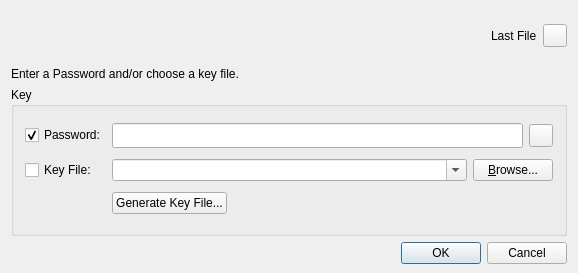
First picture: the form in src/forms/PasswordDlg.ui, repository diorcety/KeePassX, before the edit.
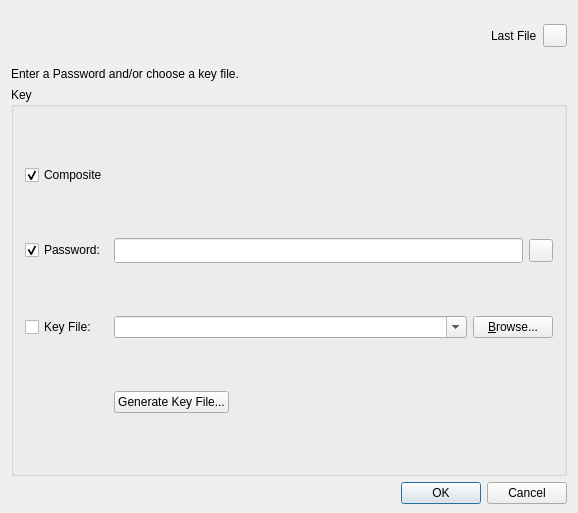
Second picture: the form after the edit.

The edit to the form file:
```diff
--- a/src/forms/PasswordDlg.ui
+++ b/src/forms/PasswordDlg.ui
@@ -1,12 +1,12 @@
 <ui version="4.0" >
  <class>PasswordDlg</class>
- <widget class="QDialog" name="PasswordDlg" >
-  <property name="geometry" >
+ <widget class="QDialog" name="PasswordDlg">
+  <property name="geometry">
    <rect>
     <x>0</x>
     <y>0</y>
     <width>578</width>
-    <height>273</height>
+    <height>513</height>
    </rect>
   </property>
   <property name="sizePolicy" >
@@ -121,28 +121,10 @@
         <property name="currentIndex" >
          <number>0</number>
         </property>
-        <widget class="QWidget" name="pw_entry" >
-         <property name="geometry" >
-          <rect>
-           <x>0</x>
-           <y>0</y>
-           <width>556</width>
-           <height>116</height>
-          </rect>
-         </property>
-         <layout class="QGridLayout" >
-          <item row="0" column="0" >
-           <widget class="QCheckBox" name="Check_Password" >
-            <property name="text" >
-             <string>Password:</string>
-            </property>
-            <property name="checked" >
-             <bool>true</bool>
-            </property>
-           </widget>
-          </item>
-          <item row="0" column="1" colspan="2" >
-           <layout class="QHBoxLayout" >
+        <widget class="QWidget" name="pw_entry">
+         <layout class="QGridLayout">
+          <item row="1" column="1" colspan="2">
+           <layout class="QHBoxLayout">
             <item>
              <widget class="QLineEdit" name="Edit_Password" >
               <property name="font" >
@@ -157,15 +139,15 @@
             </item>
            </layout>
           </item>
-          <item row="1" column="0" >
-           <widget class="QCheckBox" name="Check_KeyFile" >
-            <property name="text" >
+          <item row="2" column="0">
+           <widget class="QCheckBox" name="Check_KeyFile">
+            <property name="text">
              <string>Key File:</string>
             </property>
            </widget>
           </item>
-          <item row="1" column="1" colspan="2" >
-           <layout class="QHBoxLayout" >
+          <item row="2" column="1" colspan="2">
+           <layout class="QHBoxLayout">
             <item>
              <widget class="QComboBox" name="Combo_KeyFile" >
               <property name="sizePolicy" >
@@ -194,14 +176,14 @@
             </item>
            </layout>
           </item>
-          <item row="2" column="1" >
-           <widget class="QPushButton" name="Button_GenKeyFile" >
-            <property name="text" >
+          <item row="3" column="1">
+           <widget class="QPushButton" name="Button_GenKeyFile">
+            <property name="text">
              <string>Generate Key File...</string>
             </property>
            </widget>
           </item>
-          <item row="2" column="2" >
+          <item row="3" column="2">
            <spacer>
             <property name="orientation" >
              <enum>Qt::Horizontal</enum>
@@ -214,6 +196,26 @@
             </property>
            </spacer>
           </item>
+          <item row="1" column="0">
+           <widget class="QCheckBox" name="Check_Password">
+            <property name="text">
+             <string>Password:</string>
+            </property>
+            <property name="checked">
+             <bool>true</bool>
+            </property>
+           </widget>
+          </item>
+          <item row="0" column="0">
+           <widget class="QCheckBox" name="Check_Composite">
+            <property name="text">
+             <string>Composite</string>
+            </property>
+            <property name="checked">
+             <bool>true</bool>
+            </property>
+           </widget>
+          </item>
          </layout>
         </widget>
         <widget class="QWidget" name="pw_repeat" >
@@ -312,7 +314,7 @@
    </item>
   </layout>
  </widget>
- <layoutdefault spacing="6" margin="11" />
+ <layoutdefault spacing="6" margin="11"/>
  <tabstops>
   <tabstop>Button_Bookmarks</tabstop>
   <tabstop>Check_Password</tabstop>
```
Left out of the diff: 139 changed lines with no effect on the pictures.
